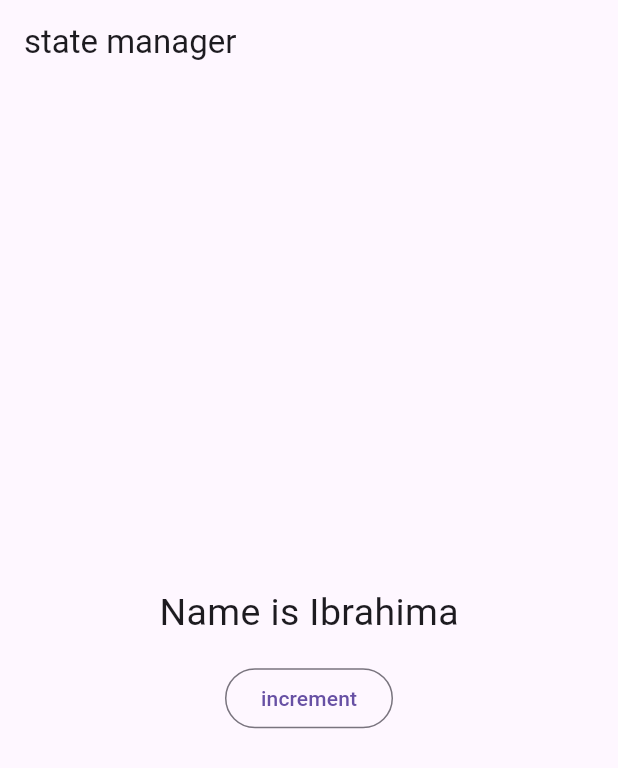
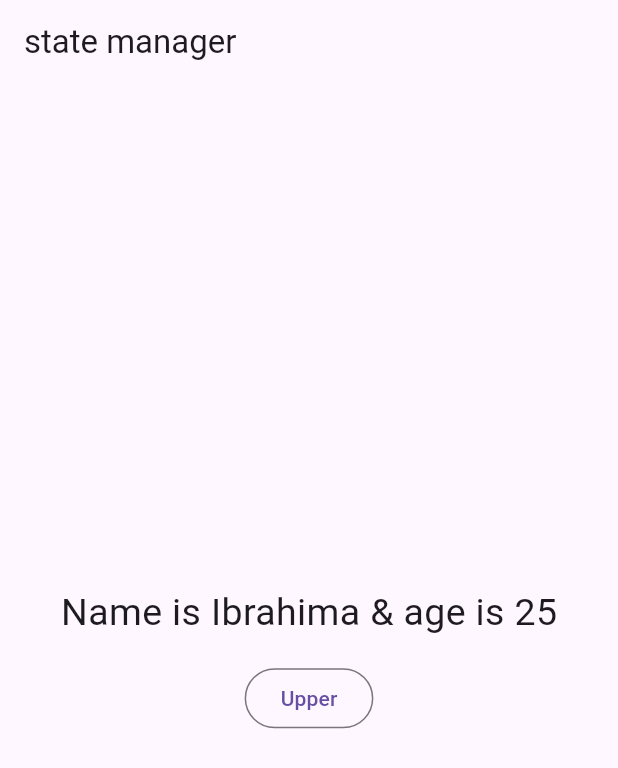
Before and after one commit to LINDEX171/getx, a Flutter app: the screen it shows after launch, on a phone screen of 412 x 824 dp. Shown: the top 768 px of the screen. Run offline on Flutter 3.47's test engine with Material 3 defaults, Android fonts, the phone set to English and light mode, and no system bars; our stand-ins replace get.

Commit message:
entire class reactive using a custom class

```diff
--- a/lib/reac.dart
+++ b/lib/reac.dart
@@ -3,7 +3,6 @@ import 'package:get/get.dart';
 import 'package:getx/student.dart';
 
 class ReacPage extends StatefulWidget {
-
   const ReacPage({super.key});
 
   @override
@@ -11,10 +10,8 @@ class ReacPage extends StatefulWidget {
 }
 
 class _ReacPageState extends State<ReacPage> {
-
-  //create a object
-  var student = Student();
-
+  //create a object for making the entire class observable
+  var student = Student(name: "Ibrahima", age: 25).obs;
 
   @override
   Widget build(BuildContext context) {
@@ -25,12 +22,21 @@ class _ReacPageState extends State<ReacPage> {
           mainAxisAlignment: MainAxisAlignment.center,
           crossAxisAlignment: CrossAxisAlignment.center,
           children: [
-            Obx(() =>Text("Name is ${student.name.value}",style: TextStyle(fontSize: 25)), ),
-            SizedBox(height: 15,),
-            OutlinedButton(onPressed: () {
-              student.name.value = student.name.value.toUpperCase();
-            }, child: Text("increment")),
-
+            Obx(
+              () => Text(
+                  "Name is ${student.value.name} & age is ${student.value.age}",
+                  style: TextStyle(fontSize: 25)),
+            ),
+            SizedBox(
+              height: 15,
+            ),
+            OutlinedButton(
+                onPressed: () {
+                  student.update((student) {
+                    student?.name=student?.name.toString().toUpperCase();
+                  });
+                },
+                child: Text("Upper")),
           ],
         ),
       ),
--- a/lib/student.dart
+++ b/lib/student.dart
@@ -2,7 +2,8 @@ import 'package:get/get.dart';
 
 class Student {
 
-
-  var name = "Ibrahima".obs;
-  var age = 0.obs;
+  var name ;
+  var age ;
+  //constructor
+  Student({ this.name,this.age});
 }
```
